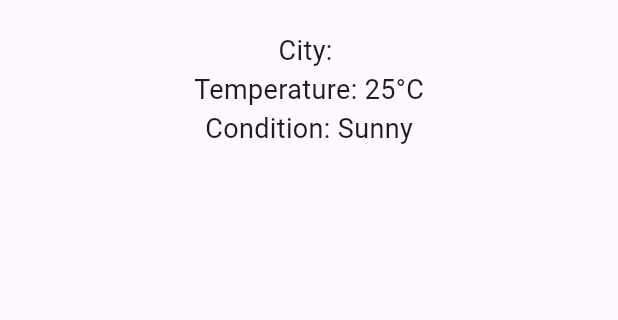
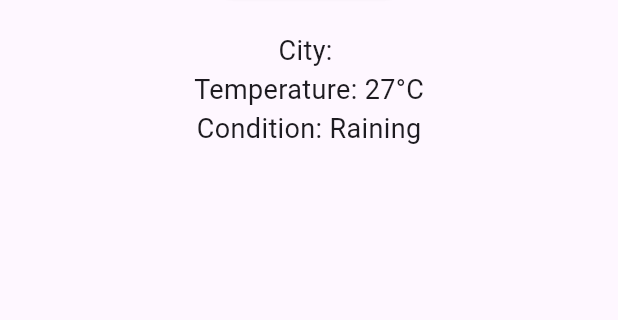
Before and after one commit to kamuluru1/weather_app, a Flutter app: the screen it shows after launch, after a tap on "Fetch Weather", on a phone screen of 412 x 824 dp, the part 278-598 px from its top. Run offline on Flutter 3.47's test engine with Material 3 defaults, Android fonts, the phone set to English and light mode, and no system bars.

Commit message:
Simulated weather data for input city

```diff
--- a/lib/main.dart
+++ b/lib/main.dart
@@ -1,4 +1,5 @@
 import 'package:flutter/material.dart';
+import 'dart:math';
 
 void main() {
   runApp(MyApp());
@@ -28,10 +29,15 @@ class _WeatherScreenState extends State<WeatherScreen> {
   String _weatherCondition = '';
 
   void _fetchWeather() {
+    final random = Random();
+    int temp = 15 + random.nextInt(16);
+
+    List<String> conditions = ['Sunny', 'Cloudy', 'Raining'];
+    String condition = conditions[random.nextInt(conditions.length)];
     setState(() {
       _cityName = _cityController.text;
-      _temperature = "25°C";
-      _weatherCondition = "Sunny";
+      _temperature = "$temp°C";
+      _weatherCondition = "$condition";
     });
   }
 
```
